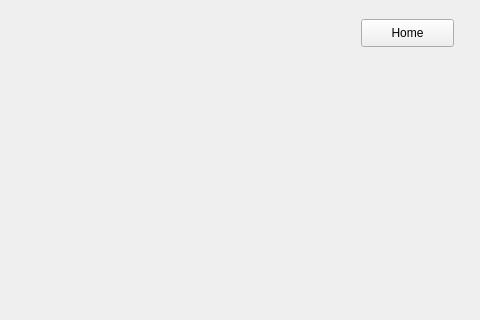
The window that loginscreen/frontpage.ui (jgrady15/CS1C-Project-1) describes before a commit, drawn with Qt 5; both pictures show x 658 to 1138 and y 0 to 320 of the 1138 by 592 pixel window.
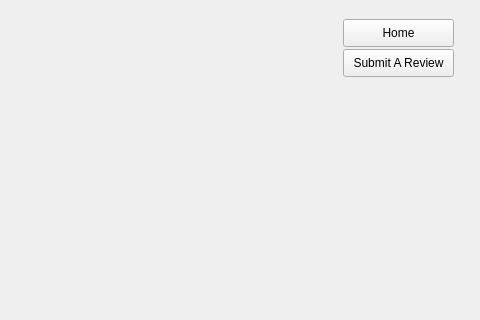
The same window after the commit. The open tabs and pages were chosen to show the change. Icons and pictures are not drawn.

```diff
--- a/loginscreen/frontpage.ui
+++ b/loginscreen/frontpage.ui
@@ -227,9 +227,9 @@
        <widget class="QPushButton" name="homeButton_3">
         <property name="geometry">
          <rect>
-          <x>1010</x>
+          <x>992</x>
           <y>10</y>
-          <width>93</width>
+          <width>111</width>
           <height>28</height>
          </rect>
         </property>
@@ -250,6 +250,19 @@
          <string/>
         </property>
        </widget>
+       <widget class="QPushButton" name="reviewButton">
+        <property name="geometry">
+         <rect>
+          <x>992</x>
+          <y>40</y>
+          <width>111</width>
+          <height>28</height>
+         </rect>
+        </property>
+        <property name="text">
+         <string>Submit A Review</string>
+        </property>
+       </widget>
       </widget>
      </widget>
     </item>
```
Left out of the diff: 27 changed lines with no effect on the pictures.
